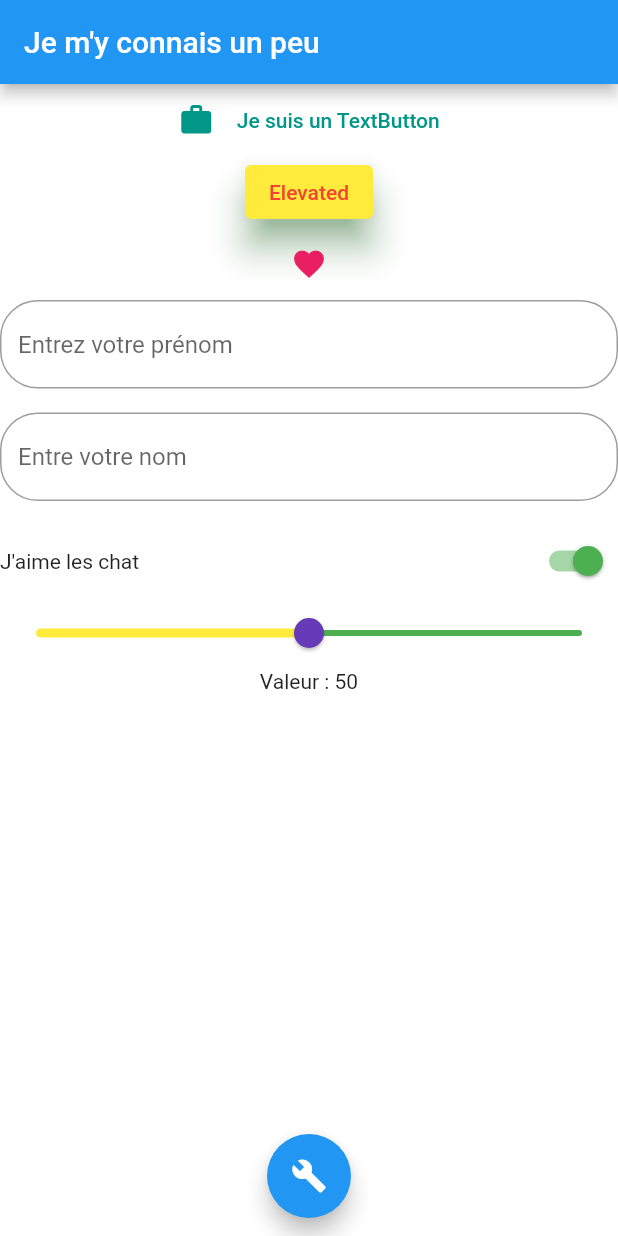
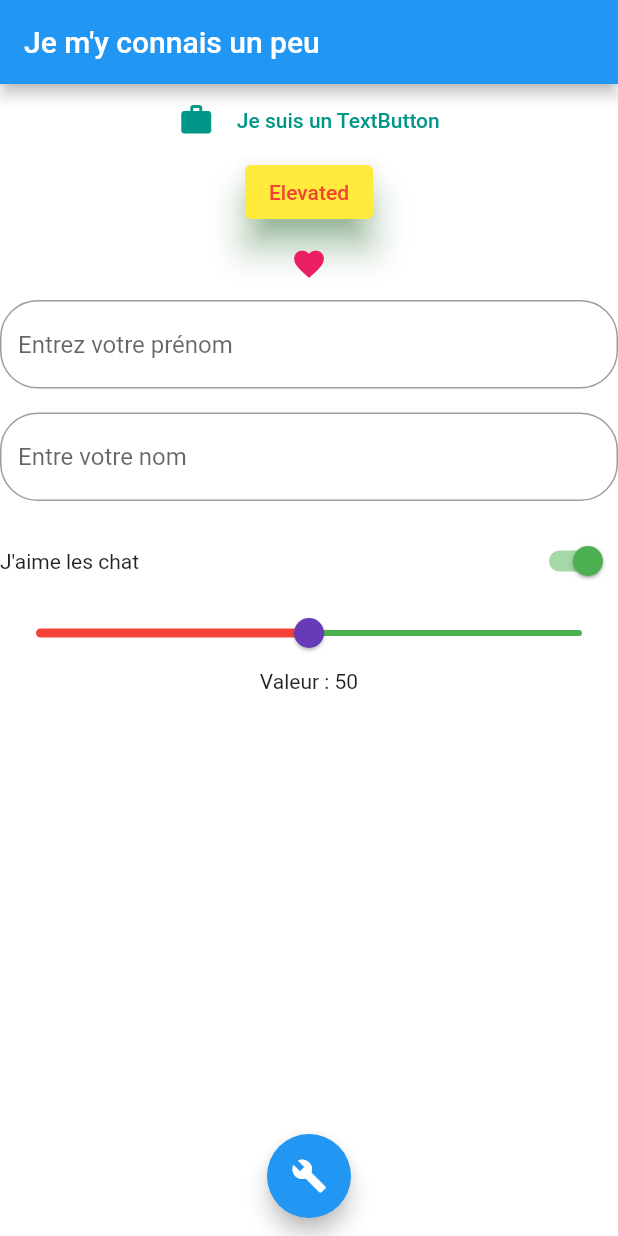
Before and after one commit to Anthonyrgn/interactifs_widget, a Flutter app: the screen it shows after launch, on a phone screen of 412 x 824 dp. Run offline on Flutter 3.47's test engine with Material 2 defaults, Android fonts, the phone set to English and light mode, and no system bars.

```diff
--- a/lib/interactif_page.dart
+++ b/lib/interactif_page.dart
@@ -135,7 +135,7 @@ class InteractifPageState extends State<InteractifPage> {
             }),
               thumbColor: Colors.deepPurple,
               inactiveColor: Colors.green,
-              activeColor: Colors.yellow,
+              activeColor: Colors.red,
             ),
             Text("Valeur : ${sliderValue.toInt()}"),
           ],
```
